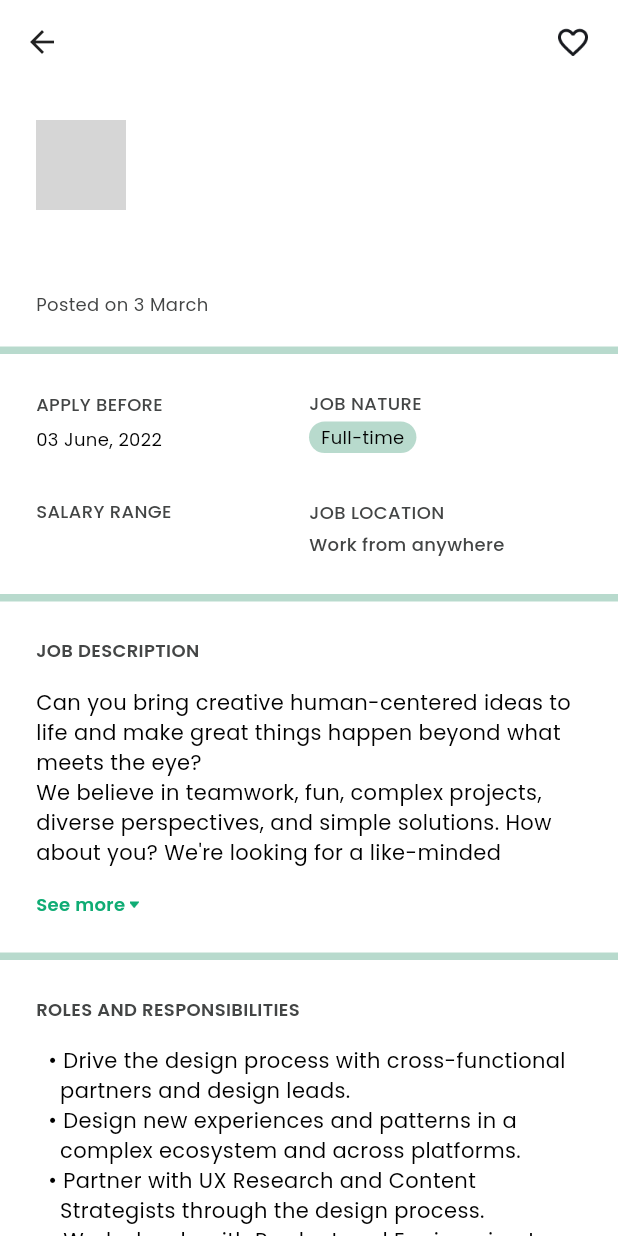
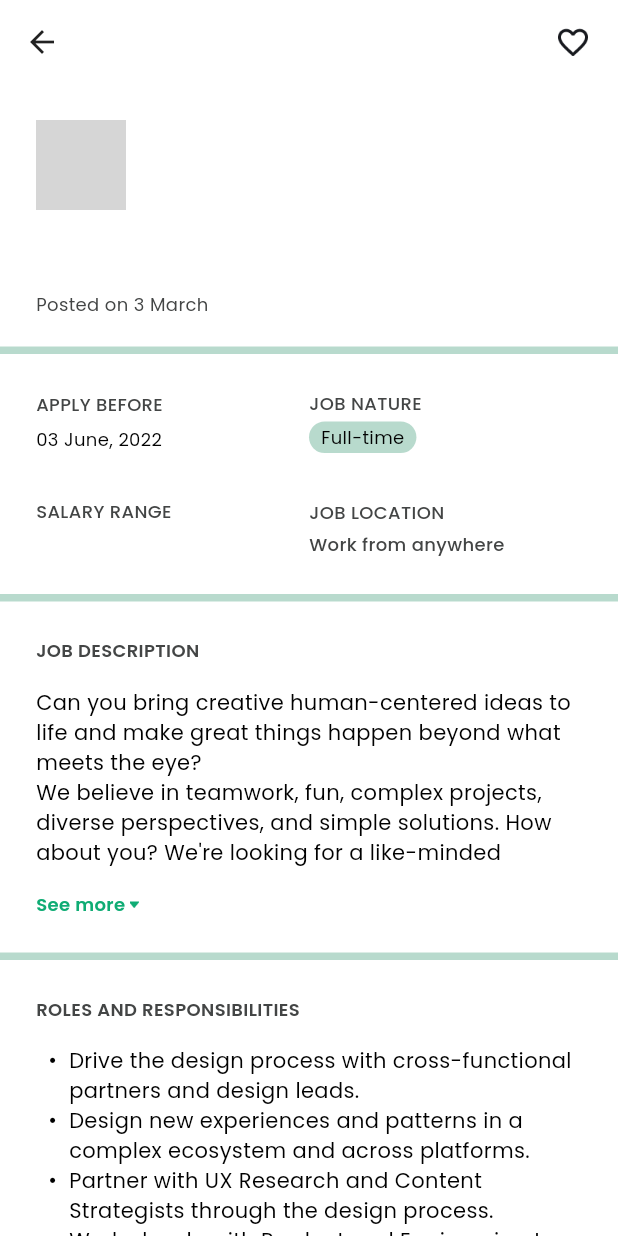
Before and after one commit to Stierlitzx/practice-1-INF-229-03-P-, a Flutter app: the Listing screen opened directly with empty values, on a phone screen of 412 x 824 dp. Run offline on Flutter 3.47's test engine with Material 3 defaults, Android fonts, the light colour scheme and no system bars; grey boxes are pictures that could not be loaded.

Commit message:
text centering #4

```diff
--- a/lib/Listing.dart
+++ b/lib/Listing.dart
@@ -331,15 +331,104 @@ class Listing extends StatelessWidget {
 
                     Column(
                       crossAxisAlignment: CrossAxisAlignment.start,
+                      mainAxisAlignment: MainAxisAlignment.start,
+                      children: [
+
+                        Row(
                           children: [
                             Text(
-                          "  • Drive the design process with cross-functional\n    partners and design leads.\n  • Design new experiences and patterns in a\n    complex ecosystem and across platforms.\n  • Partner with UX Research and Content\n    Strategists through the design process.\n  • Work closely with Product and Engineering to\n    ensure a high quality implementation.",
+                              "  •  \n",
                               style: TextStyle(
                                 fontFamily: "Poppins",
                                 fontWeight: FontWeight.w400,
                                 color: Colors.black,
                                 fontSize: 14.0,
                               ),
+                            ),
+                            Expanded(
+                              child: Text(
+                                "Drive the design process with cross-functional partners and design leads.",
+                                style: TextStyle(
+                                  fontFamily: "Poppins",
+                                  fontWeight: FontWeight.w400,
+                                  color: Colors.black,
+                                  fontSize: 14.0,
+                                ),
+                              ),
+                            ),
+                          ],
+                        ),
+                        Row(
+                          children: [
+                            Text(
+                              "  •  \n",
+                              style: TextStyle(
+                                fontFamily: "Poppins",
+                                fontWeight: FontWeight.w400,
+                                color: Colors.black,
+                                fontSize: 14.0,
+                              ),
+                            ),
+                            Expanded(
+                              child: Text(
+                                "Design new experiences and patterns in a complex ecosystem and across platforms.",
+                                style: TextStyle(
+                                  fontFamily: "Poppins",
+                                  fontWeight: FontWeight.w400,
+                                  color: Colors.black,
+                                  fontSize: 14.0,
+                                ),
+                              ),
+                            ),
+                          ],
+                        ),
+                        Row(
+                          children: [
+                            Text(
+                              "  •  \n",
+                              style: TextStyle(
+                                fontFamily: "Poppins",
+                                fontWeight: FontWeight.w400,
+                                color: Colors.black,
+                                fontSize: 14.0,
+                              ),
+                            ),
+                            Expanded(
+                              child: Text(
+                                "Partner with UX Research and Content Strategists through the design process.",
+                                style: TextStyle(
+                                  fontFamily: "Poppins",
+                                  fontWeight: FontWeight.w400,
+                                  color: Colors.black,
+                                  fontSize: 14.0,
+                                ),
+                              ),
+                            ),
+                          ],
+                        ),
+                        Row(
+                          children: [
+                            Text(
+                              "  •  \n",
+                              style: TextStyle(
+                                fontFamily: "Poppins",
+                                fontWeight: FontWeight.w400,
+                                color: Colors.black,
+                                fontSize: 14.0,
+                              ),
+                            ),
+                            Expanded(
+                              child: Text(
+                                "Work closely with Product and Engineering to ensure a high quality implementation.",
+                                style: TextStyle(
+                                  fontFamily: "Poppins",
+                                  fontWeight: FontWeight.w400,
+                                  color: Colors.black,
+                                  fontSize: 14.0,
+                                ),
+                              ),
+                            ),
+                          ],
                         ),
                       ],
                     ),
```
Lines whose indentation alone changed are shown as unchanged.
